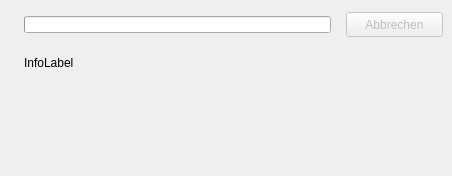
Above: src/forms/ZipInfoFormUnit.ui from Eldricos/D-Fend-Reborn before the change. Below: the same form after it.
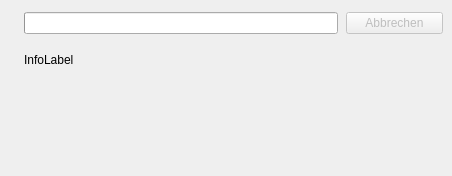
That is the form after the change.

Commit message: Remaining dialogs: Qt layouts instead of fixed pixel positions

Diff of the .ui file:
```diff
--- a/src/forms/ZipInfoFormUnit.ui
+++ b/src/forms/ZipInfoFormUnit.ui
@@ -9,24 +9,30 @@
     <property name="vclBorderIcons" stdset="0"><string notr="true">biMinimize,biMaximize</string></property>
     <property name="vclDesignWidth" stdset="0"><number>452</number></property>
     <property name="vclDesignHeight" stdset="0"><number>176</number></property>
-    <widget class="QLabel" name="InfoLabel">
-      <property name="geometry"><rect><x>24</x><y>56</y><width>411</width><height>112</height></rect></property>
-      <property name="vclAnchors" stdset="0"><string notr="true">akLeft,akTop,akRight,akBottom</string></property>
-      <property name="text"><string>InfoLabel</string></property>
-      <property name="textFormat"><enum>Qt::PlainText</enum></property>
-      <property name="wordWrap"><bool>true</bool></property>
-      <property name="alignment"><set>Qt::AlignLeft|Qt::AlignTop</set></property>
-    </widget>
+    <layout class="QVBoxLayout" name="ZipInfoForm_Layout" stretch="0,0,1">
+      <property name="leftMargin"><number>24</number></property>
+      <property name="topMargin"><number>12</number></property>
+      <property name="rightMargin"><number>9</number></property>
+      <property name="bottomMargin"><number>8</number></property>
+      <property name="spacing"><number>0</number></property>
+      <item>
+        <layout class="QGridLayout" name="ZipInfoForm_Section1" columnstretch="0,1,0">
+          <property name="leftMargin"><number>0</number></property>
+          <property name="topMargin"><number>0</number></property>
+          <property name="rightMargin"><number>0</number></property>
+          <property name="bottomMargin"><number>0</number></property>
+          <property name="horizontalSpacing"><number>8</number></property>
+          <property name="verticalSpacing"><number>4</number></property>
+          <item row="0" column="0" colspan="2">
     <widget class="QProgressBar" name="ProgressBar">
-      <property name="geometry"><rect><x>24</x><y>16</y><width>307</width><height>17</height></rect></property>
-      <property name="vclAnchors" stdset="0"><string notr="true">akLeft,akTop,akRight</string></property>
       <property name="minimum"><number>0</number></property>
       <property name="maximum"><number>100</number></property>
       <property name="value"><number>0</number></property>
       <property name="textVisible"><bool>false</bool></property>
     </widget>
+          </item>
+          <item row="0" column="2" alignment="Qt::AlignRight">
     <widget class="QPushButton" name="CancelButton">
-      <property name="geometry"><rect><x>346</x><y>12</y><width>97</width><height>25</height></rect></property>
       <property name="enabled"><bool>false</bool></property>
       <property name="vclAnchors" stdset="0"><string notr="true">akTop,akRight</string></property>
       <property name="text"><string>Abbrechen</string></property>
@@ -34,8 +40,52 @@
       <property name="vclCancel" stdset="0"><bool>true</bool></property>
       <property name="vclModalResult" stdset="0"><string notr="true">mrCancel</string></property>
       <property name="vclOnClick" stdset="0"><string notr="true">CancelButtonClick</string></property>
-    </widget>
-  </widget>
-  <resources><include location="../../resources/dfend.qrc"/></resources>
-  <connections/>
+              <property name="minimumSize"><size><width>97</width><height>0</height></size></property>
+            </widget>
+          </item>
+          <item row="0" column="1">
+            <spacer name="ZipInfoForm_Section1_HFill">
+              <property name="orientation"><enum>Qt::Horizontal</enum></property>
+              <property name="sizeHint" stdset="0"><size><width>0</width><height>0</height></size></property>
+            </spacer>
+          </item>
+        </layout>
+      </item>
+      <item>
+        <spacer name="ZipInfoForm_Gap1">
+          <property name="orientation"><enum>Qt::Vertical</enum></property>
+          <property name="sizeType"><enum>QSizePolicy::Fixed</enum></property>
+          <property name="sizeHint" stdset="0"><size><width>0</width><height>19</height></size></property>
+        </spacer>
+      </item>
+      <item>
+        <layout class="QGridLayout" name="ZipInfoForm_Section2" columnstretch="0,1" rowstretch="1">
+          <property name="leftMargin"><number>0</number></property>
+          <property name="topMargin"><number>0</number></property>
+          <property name="rightMargin"><number>0</number></property>
+          <property name="bottomMargin"><number>0</number></property>
+          <property name="horizontalSpacing"><number>8</number></property>
+          <property name="verticalSpacing"><number>4</number></property>
+          <item row="0" column="0" colspan="2">
+            <widget class="QLabel" name="InfoLabel">
+              <property name="text"><string>InfoLabel</string></property>
+              <property name="textFormat"><enum>Qt::PlainText</enum></property>
+              <property name="wordWrap"><bool>true</bool></property>
+              <property name="alignment"><set>Qt::AlignLeft|Qt::AlignTop</set></property>
+            </widget>
+          </item>
+          <item row="0" column="1">
+            <spacer name="ZipInfoForm_Section2_HFill">
+              <property name="orientation"><enum>Qt::Horizontal</enum></property>
+              <property name="sizeHint" stdset="0"><size><width>0</width><height>0</height></size></property>
+            </spacer>
+          </item>
+        </layout>
+      </item>
+    </layout>
+  </widget>
+  <resources>
+    <include location="../../resources/dfend.qrc" />
+  </resources>
+  <connections />
 </ui>
```
Left out of the diff: 1 changed line with no effect on the pictures. Lines whose indentation alone changed are shown as unchanged. The commit also changes 102 other files.
